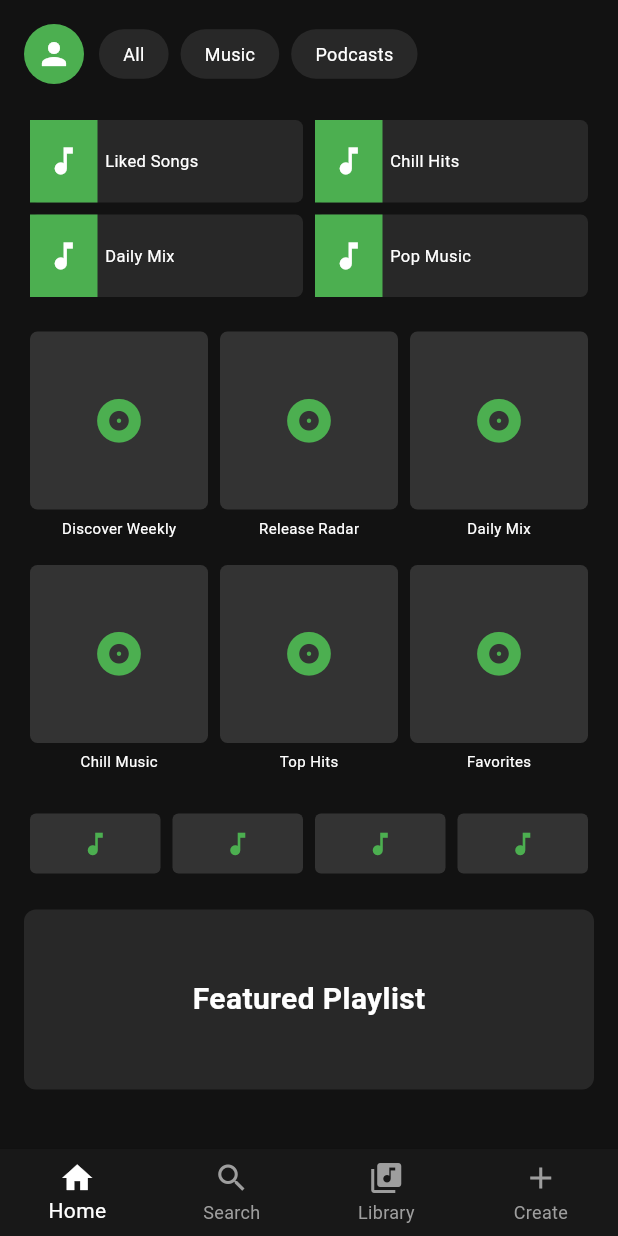
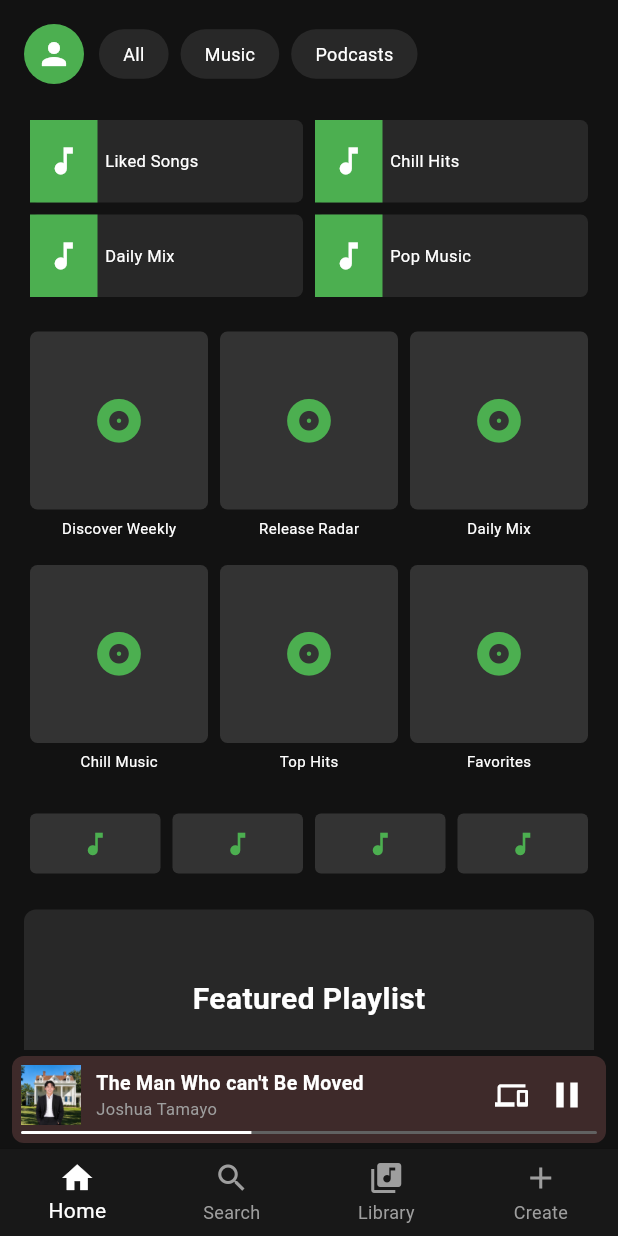
Before and after one commit to nonoyjuswa/Spotify_Proj, a Flutter app: the screen it shows after launch, on a phone screen of 412 x 824 dp. Run offline on Flutter 3.47's test engine with Material 3 defaults, Android fonts, the phone set to English and light mode, and no system bars.

Commit message:
Added a mini player

```diff
--- a/lib/app_drawer.dart
+++ b/lib/app_drawer.dart
@@ -1,7 +1,7 @@
 import 'package:flutter/material.dart';
-import 'addAccount.dart';
+import 'add_account.dart';
 import 'premium.dart';
-import 'pofile.dart';
+import 'profile.dart';
 
 class AppDrawer extends StatelessWidget {
   const AppDrawer({super.key});
--- a/lib/main.dart
+++ b/lib/main.dart
@@ -3,6 +3,7 @@ import 'search.dart';
 import 'app_drawer.dart';
 import 'profile_avatar.dart';
 import 'constants.dart';
+import 'mini_player.dart';
 
 void main() {
   runApp(MaterialApp(
@@ -37,9 +38,13 @@ class _MainShellState extends State<MainShell> {
 
       body: pages[currentIndex],
 
-      bottomNavigationBar: BottomNavigationBar(
+      bottomNavigationBar: Column(
+        mainAxisSize: MainAxisSize.min,
+        children: [
+          MiniPlayer(),
+          BottomNavigationBar(
             backgroundColor: Color(0xFF181818),
-        currentIndex: currentIndex, // highlights the active tab
+            currentIndex: currentIndex,
             selectedItemColor: Colors.white,
             unselectedItemColor: Colors.grey,
             type: BottomNavigationBarType.fixed,
@@ -53,6 +58,8 @@ class _MainShellState extends State<MainShell> {
               BottomNavigationBarItem(icon: Icon(Icons.search), label: "Search"),
               BottomNavigationBarItem(icon: Icon(Icons.library_music), label: "Library"),
               BottomNavigationBarItem(icon: Icon(Icons.add), label: "Create"),
+            ],
+          ),
         ],
       ),
     );
--- /dev/null
+++ b/lib/mini_player.dart
@@ -0,0 +1,82 @@
+import 'package:flutter/material.dart';
+import 'playing_screen.dart';
+
+class MiniPlayer extends StatefulWidget {
+  const MiniPlayer({super.key});
+
+  @override
+  State<MiniPlayer> createState() => _MiniPlayerState();
+}
+
+class _MiniPlayerState extends State<MiniPlayer> {
+  bool isPlaying = true;
+
+  @override
+  Widget build(BuildContext context) {
+    return GestureDetector(
+      onTap: () {
+        Navigator.push(
+          context,
+          MaterialPageRoute(builder: (_) => PlayingScreen()),
+        );
+      },
+      child: Container(
+        margin: EdgeInsets.symmetric(horizontal: 8, vertical: 4),
+        padding: EdgeInsets.all(6),
+        decoration: BoxDecoration(
+          color: Color(0xFF3E2A2A),
+          borderRadius: BorderRadius.circular(8),
+        ),
+        child: Column(
+          mainAxisSize: MainAxisSize.min,
+          children: [
+            Row(
+              children: [
+                Image.asset('images/joshua.jpg', width: 40, height: 40, fit: BoxFit.cover),
+                SizedBox(width: 10),
+                Expanded(
+                  child: Column(
+                    crossAxisAlignment: CrossAxisAlignment.start,
+                    children: [
+                      Text("The Man Who can't Be Moved",
+                          maxLines: 1,
+                          overflow: TextOverflow.ellipsis,
+                          style: TextStyle(
+                              color: Colors.white,
+                              fontSize: 13,
+                              fontWeight: FontWeight.bold)),
+                      Text("Joshua Tamayo",
+                          style: TextStyle(color: Colors.grey, fontSize: 11)),
+                    ],
+                  ),
+                ),
+                Icon(Icons.devices, color: Colors.white, size: 22),
+                SizedBox(width: 12),
+                GestureDetector(
+                  onTap: () => setState(() => isPlaying = !isPlaying),
+                  child: Icon(
+                    isPlaying ? Icons.pause : Icons.play_arrow,
+                    color: Colors.white,
+                    size: 28,
+                  ),
+                ),
+                SizedBox(width: 6),
+              ],
+            ),
+            SizedBox(height: 4),
+            // progress bar
+            ClipRRect(
+              borderRadius: BorderRadius.circular(2),
+              child: LinearProgressIndicator(
+                value: 0.4,
+                minHeight: 2,
+                backgroundColor: Colors.grey.shade700,
+                valueColor: AlwaysStoppedAnimation(Colors.white),
+              ),
+            ),
+          ],
+        ),
+      ),
+    );
+  }
+}
--- a/lib/playing_screen.dart
+++ b/lib/playing_screen.dart
@@ -1,14 +1,4 @@
-
 import 'package:flutter/material.dart';
-
-void main() {
-  runApp(
-    MaterialApp(
-      debugShowCheckedModeBanner: false,
-      home: PlayingScreen(),
-    ),
-  );
-}
 
 class PlayingScreen extends StatefulWidget {
   const PlayingScreen({super.key});
@@ -28,8 +18,13 @@ class _PlayingScreenState extends State<PlayingScreen> {
 
       appBar: AppBar(
         backgroundColor: Color(0xFF121212),
-        leading: Icon(Icons.keyboard_arrow_down,
-            color: Colors.white),
+        leading: GestureDetector(
+          onTap: () => Navigator.pop(context),
+          child:Icon(
+            Icons.keyboard_arrow_down,
+            color: Colors.white
+          ),
+        ),
         title: Column(
           children: [
             Text("PLAYING FROM PLAYLIST",
@@ -58,11 +53,11 @@ class _PlayingScreenState extends State<PlayingScreen> {
 
               // ALBUM IMAGE
               Image.asset(
-  'images/joshua.jpg',
-  height: 250,
-  width: 250,
-  fit: BoxFit.cover,
-),
+                'images/joshua.jpg',
+                height: 250,
+                width: 250,
+                fit: BoxFit.cover,
+              ),
 
               SizedBox(height: 25),
 
--- a/pubspec.yaml
+++ b/pubspec.yaml
@@ -58,8 +58,8 @@ flutter:
   uses-material-design: true
 
   # To add assets to your application, add an assets section, like this:
-  # assets:
-  #   - images/a_dot_burr.jpeg
+  assets:
+    - images/joshua.jpg
   #   - images/a_dot_ham.jpeg
 
   # An image asset can refer to one or more resolution-specific "variants", see
```
Also changed, not shown: images/joshua.jpg (added). Lines whose indentation alone changed are shown as unchanged.
